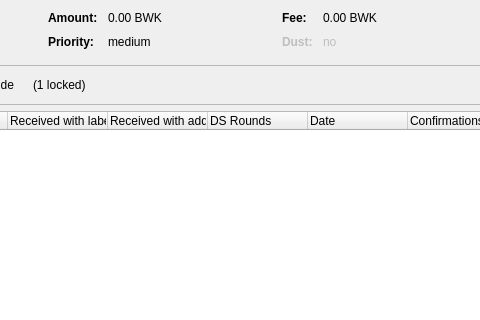
Above: src/qt/forms/coincontroldialog.ui from bulwark-crypto/Bulwark before the change; both pictures show x 204 to 684 and y 0 to 320 of the 954 by 500 pixel window. Below: the same form after it.
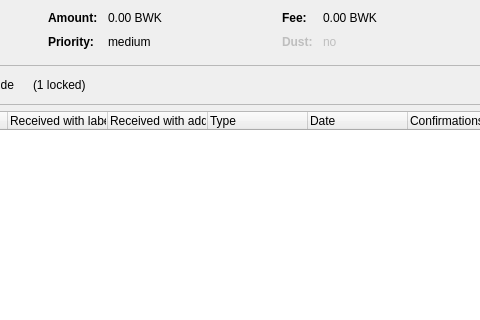
That is the form after the change. Custom widgets are drawn as their Qt base class.

```diff
--- a/src/qt/forms/coincontroldialog.ui
+++ b/src/qt/forms/coincontroldialog.ui
@@ -477,7 +477,7 @@
      </column>
      <column>
       <property name="text">
-       <string>DS Rounds</string>
+	<string>Type</string>
       </property>
      </column>
      <column>
```
Left out of the diff: 2 changed lines with no effect on the pictures.
